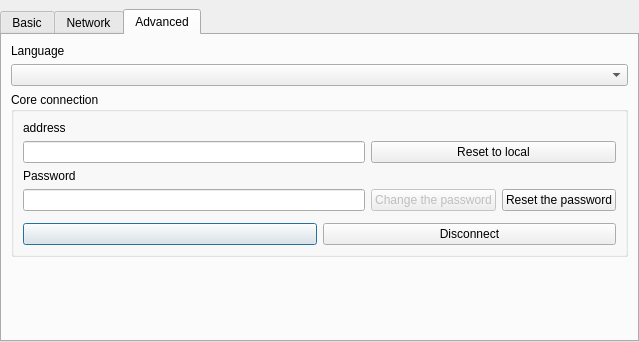
First picture: the form in application/GUI/Settings/WidgetSettings.ui, repository Ummon/D-LAN, before the edit.
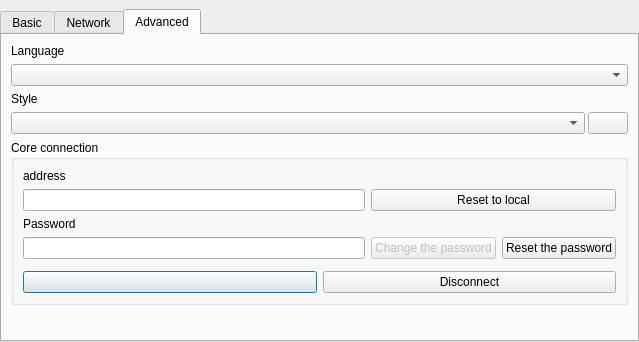
Second picture: the form after the edit. The open tabs and pages were chosen to show the change. Icons and pictures are not drawn.

Commit message: Add a custom style (not yet finished).

The edit to the form file:
```diff
--- a/application/GUI/Settings/WidgetSettings.ui
+++ b/application/GUI/Settings/WidgetSettings.ui
@@ -295,7 +295,7 @@
       <attribute name="title">
        <string>Advanced</string>
       </attribute>
-      <layout class="QVBoxLayout" name="layAdvanced" stretch="0,0,0,0">
+      <layout class="QVBoxLayout" name="layAdvanced" stretch="0,0,0,0,0,0">
        <item>
         <widget class="QLabel" name="lblLanguage">
          <property name="text">
@@ -306,6 +306,40 @@
        <item>
         <widget class="QComboBox" name="cmbLanguages"/>
        </item>
+       <item>
+        <widget class="QLabel" name="lblStyle">
+         <property name="text">
+          <string>Style</string>
+         </property>
+        </widget>
+       </item>
+       <item>
+        <layout class="QHBoxLayout" name="layStyle">
+         <property name="spacing">
+          <number>3</number>
+         </property>
+         <item>
+          <widget class="QComboBox" name="cmbStyles"/>
+         </item>
+         <item>
+          <widget class="QPushButton" name="butReloadStyle">
+           <property name="sizePolicy">
+            <sizepolicy hsizetype="Fixed" vsizetype="Fixed">
+             <horstretch>0</horstretch>
+             <verstretch>0</verstretch>
+            </sizepolicy>
+           </property>
+           <property name="text">
+            <string/>
+           </property>
+           <property name="icon">
+            <iconset resource="../ressources.qrc">
+             <normaloff>:/icons/ressources/refresh.png</normaloff>:/icons/ressources/refresh.png</iconset>
+           </property>
+          </widget>
+         </item>
+        </layout>
+       </item>
        <item>
         <widget class="QGroupBox" name="grpCoreConnection">
          <property name="title">
```
Left out of the diff: 2 changed lines with no effect on the pictures. The commit also changes 16 other files.
